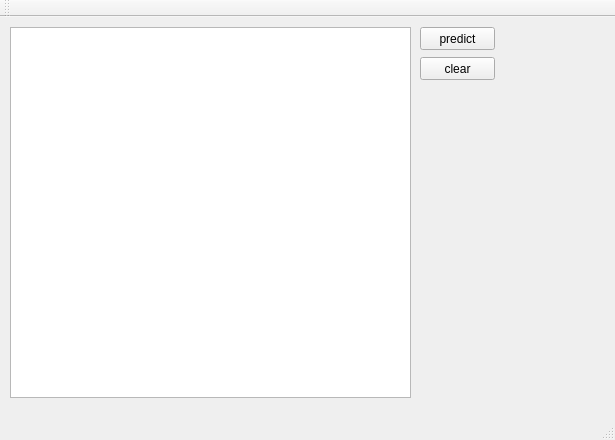
Old version of the form mainwindow.ui in the repository alexfura/Digits-recogntion-with-qt.
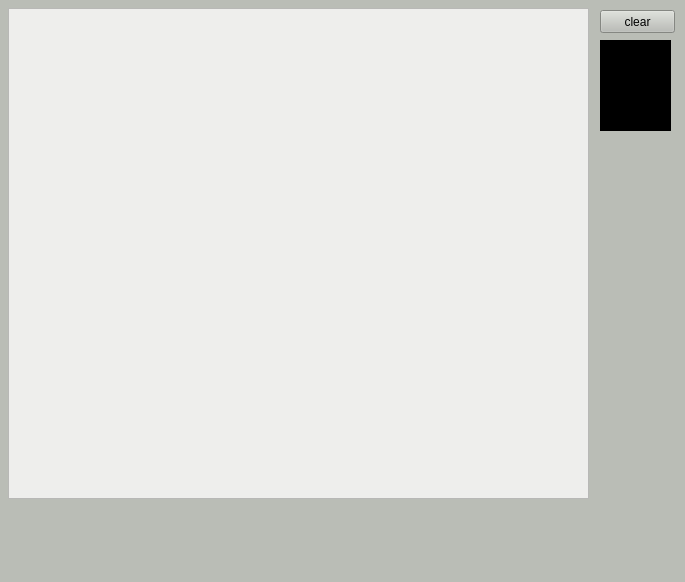
New version of the form.

Commit message: Trained model and added interface

```diff
--- a/mainwindow.ui
+++ b/mainwindow.ui
@@ -6,42 +6,47 @@
    <rect>
     <x>0</x>
     <y>0</y>
-    <width>615</width>
-    <height>440</height>
+    <width>685</width>
+    <height>582</height>
    </rect>
   </property>
   <property name="windowTitle">
    <string>MainWindow</string>
   </property>
+  <property name="styleSheet">
+   <string notr="true">background-color: rgb(186, 189, 182);</string>
+  </property>
   <widget class="QWidget" name="centralWidget">
    <widget class="QTableWidget" name="map">
     <property name="geometry">
      <rect>
-      <x>10</x>
-      <y>10</y>
-      <width>401</width>
-      <height>371</height>
+      <x>8</x>
+      <y>8</y>
+      <width>581</width>
+      <height>491</height>
      </rect>
     </property>
-   </widget>
-   <widget class="QPushButton" name="predictButt">
-    <property name="geometry">
-     <rect>
-      <x>420</x>
-      <y>10</y>
-      <width>75</width>
-      <height>23</height>
-     </rect>
+    <property name="styleSheet">
+     <string notr="true">background-color: rgb(238, 238, 236);</string>
     </property>
-    <property name="text">
-     <string>predict</string>
-    </property>
+    <attribute name="horizontalHeaderDefaultSectionSize">
+     <number>10</number>
+    </attribute>
+    <attribute name="horizontalHeaderMinimumSectionSize">
+     <number>10</number>
+    </attribute>
+    <attribute name="verticalHeaderDefaultSectionSize">
+     <number>10</number>
+    </attribute>
+    <attribute name="verticalHeaderMinimumSectionSize">
+     <number>10</number>
+    </attribute>
    </widget>
    <widget class="QPushButton" name="clearButt">
     <property name="geometry">
      <rect>
-      <x>420</x>
-      <y>40</y>
+      <x>600</x>
+      <y>10</y>
       <width>75</width>
       <height>23</height>
      </rect>
@@ -53,15 +58,23 @@
    <widget class="QLabel" name="output_label">
     <property name="geometry">
      <rect>
-      <x>420</x>
-      <y>80</y>
-      <width>181</width>
-      <height>251</height>
+      <x>600</x>
+      <y>40</y>
+      <width>71</width>
+      <height>91</height>
      </rect>
     </property>
+    <property name="styleSheet">
+     <string notr="true">color: rgb(255, 255, 255);
+background-color: rgb(0, 0, 0);
+font: 75 64pt &quot;Courier 10 Pitch&quot;;</string>
+    </property>
     <property name="text">
      <string/>
     </property>
+    <property name="alignment">
+     <set>Qt::AlignCenter</set>
+    </property>
    </widget>
   </widget>
   <widget class="QMenuBar" name="menuBar">
@@ -74,14 +87,6 @@
     </rect>
    </property>
   </widget>
-  <widget class="QToolBar" name="mainToolBar">
-   <attribute name="toolBarArea">
-    <enum>TopToolBarArea</enum>
-   </attribute>
-   <attribute name="toolBarBreak">
-    <bool>false</bool>
-   </attribute>
-  </widget>
   <widget class="QStatusBar" name="statusBar"/>
  </widget>
  <layoutdefault spacing="6" margin="11"/>
```
Left out of the diff: 6 changed lines with no effect on the pictures. The commit also changes 6 other files.
